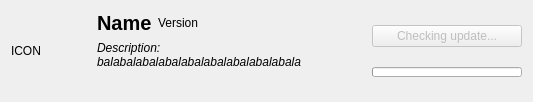
Qt form src/ui/localmoditemwidget.ui (kaniol-lck/modmanager) before a commit.
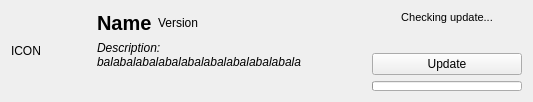
The same form after that commit.

Diff of the .ui file:
```diff
--- a/src/ui/localmoditemwidget.ui
+++ b/src/ui/localmoditemwidget.ui
@@ -74,13 +74,43 @@
    </item>
    <item row="0" column="3" rowspan="2">
     <layout class="QVBoxLayout" name="verticalLayout">
+     <item>
+      <widget class="QLabel" name="updateStatus">
+       <property name="font">
+        <font>
+         <pointsize>8</pointsize>
+         <weight>50</weight>
+         <bold>false</bold>
+        </font>
+       </property>
+       <property name="text">
+        <string>Checking update...</string>
+       </property>
+       <property name="alignment">
+        <set>Qt::AlignCenter</set>
+       </property>
+      </widget>
+     </item>
+     <item>
+      <spacer name="verticalSpacer">
+       <property name="orientation">
+        <enum>Qt::Vertical</enum>
+       </property>
+       <property name="sizeHint" stdset="0">
+        <size>
+         <width>20</width>
+         <height>0</height>
+        </size>
+       </property>
+      </spacer>
+     </item>
      <item>
       <widget class="QPushButton" name="updateButton">
        <property name="enabled">
-        <bool>false</bool>
+        <bool>true</bool>
        </property>
        <property name="text">
-        <string>Checking update...</string>
+        <string>Update</string>
        </property>
       </widget>
      </item>
```
